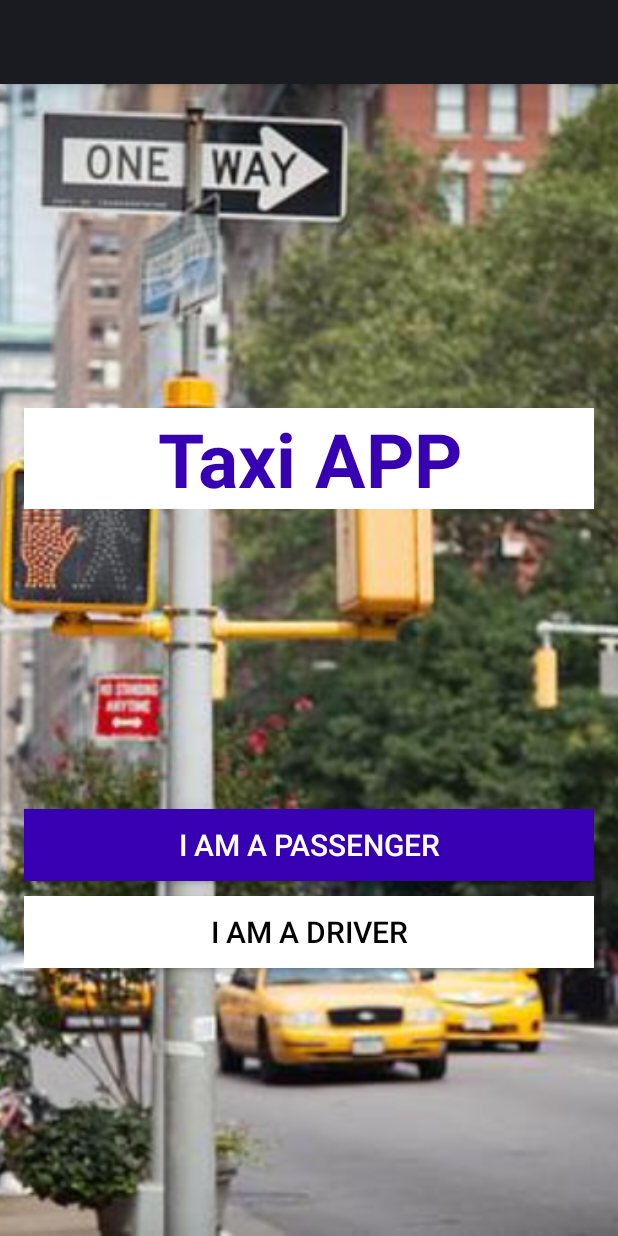
After one commit to Mikele197411/Android_portfolio, an Android app: the layout activity_choose_mode.xml on its own in the app's theme, with its tools: preview values and no code run, on a phone screen of 412 x 824 dp. The commit adds this screen. Run offline under Robolectric (Android 15) with nearby library versions, the phone set to English and light mode, and no system bars.

Commit message:
Added passenger and driver activities

```diff
--- a/TaxiApp/app/build.gradle
+++ b/TaxiApp/app/build.gradle
@@ -32,6 +32,8 @@ android {
 dependencies {
 
     implementation 'androidx.appcompat:appcompat:1.4.2'
+    implementation 'androidx.appcompat:appcompat:1.4.2'
+    implementation 'com.google.android.material:material:1.2.0-alpha01'
     implementation 'com.google.android.material:material:1.6.1'
     implementation 'androidx.constraintlayout:constraintlayout:2.1.4'
     implementation 'com.google.firebase:firebase-database:20.0.5'
--- a/TaxiApp/app/src/main/java/com/mshilkov/taxiapp/SplashScreenActivity.java
+++ b/TaxiApp/app/src/main/java/com/mshilkov/taxiapp/SplashScreenActivity.java
@@ -29,7 +29,7 @@ public class SplashScreenActivity extends AppCompatActivity {
                     ex.printStackTrace();
                 }
                 finally {
-                    startActivity(new Intent(SplashScreenActivity.this, SignInActivity.class));
+                    startActivity(new Intent(SplashScreenActivity.this, ChooseModeActivity.class));
 
                 }
             }
--- /dev/null
+++ b/TaxiApp/app/src/main/res/layout/activity_choose_mode.xml
@@ -0,0 +1,54 @@
+<?xml version="1.0" encoding="utf-8"?>
+<FrameLayout xmlns:android="http://schemas.android.com/apk/res/android"
+    xmlns:app="http://schemas.android.com/apk/res-auto"
+    xmlns:tools="http://schemas.android.com/tools"
+    android:layout_width="match_parent"
+    android:layout_height="match_parent"
+    tools:context=".ChooseModeActivity">
+    <ImageView
+        android:layout_width="match_parent"
+        android:layout_height="match_parent"
+        android:src="@drawable/taxi_splash"
+        android:scaleType="centerCrop"/>
+<LinearLayout
+    android:layout_width="match_parent"
+    android:layout_height="match_parent"
+    android:orientation="vertical"
+    android:padding="16dp"
+   >
+
+    <TextView
+        android:layout_width="match_parent"
+        android:layout_height="wrap_content"
+        android:text="Taxi APP"
+        android:textColor="@color/purple_700"
+        android:textSize="50sp"
+        android:background="@color/common_google_signin_btn_text_dark_pressed"
+        android:textStyle="bold"
+        android:layout_marginTop="200dp"
+        android:gravity="center_horizontal"
+        />
+    <Button
+        android:layout_width="match_parent"
+        android:layout_height="wrap_content"
+        android:layout_marginTop="200dp"
+        android:onClick="goToPassengerSignIn"
+        android:textColor="@color/white"
+        android:text="I am a passenger"
+        android:textSize="20sp"
+        android:background="@color/purple_700"
+        android:id="@+id/idPassengerButton"/>
+
+    <Button
+        android:id="@+id/idDriverButton"
+        android:layout_width="match_parent"
+        android:layout_height="wrap_content"
+        android:layout_marginTop="10dp"
+        android:onClick="goToDriverSignIn"
+        android:background="@color/white"
+        android:text="I am a driver"
+        android:textColor="@color/black"
+        android:textSize="20sp" />
+
+</LinearLayout>
+</FrameLayout>
```
Also changed, not shown: TaxiApp/app/src/main/AndroidManifest.xml (+7 -1 lines), TaxiApp/app/src/main/java/com/mshilkov/taxiapp/ChooseModeActivity.java (added, +24 -0 lines), TaxiApp/app/src/main/java/com/mshilkov/taxiapp/DriverSignInActivity.java (added, +21 -0 lines), TaxiApp/app/src/main/java/com/mshilkov/taxiapp/PassengerSignInActivity.java (added, +21 -0 lines), TaxiApp/app/src/main/java/com/mshilkov/taxiapp/SignInActivity.java (deleted, +0 -14 lines), TaxiApp/app/src/main/res/layout/activity_driver_sign_in.xml (added, +106 -0 lines), TaxiApp/app/src/main/res/layout/activity_passenger_sign_in.xml (added, +106 -0 lines), TaxiApp/app/src/main/res/layout/activity_sign_in.xml (deleted, +0 -9 lines).
